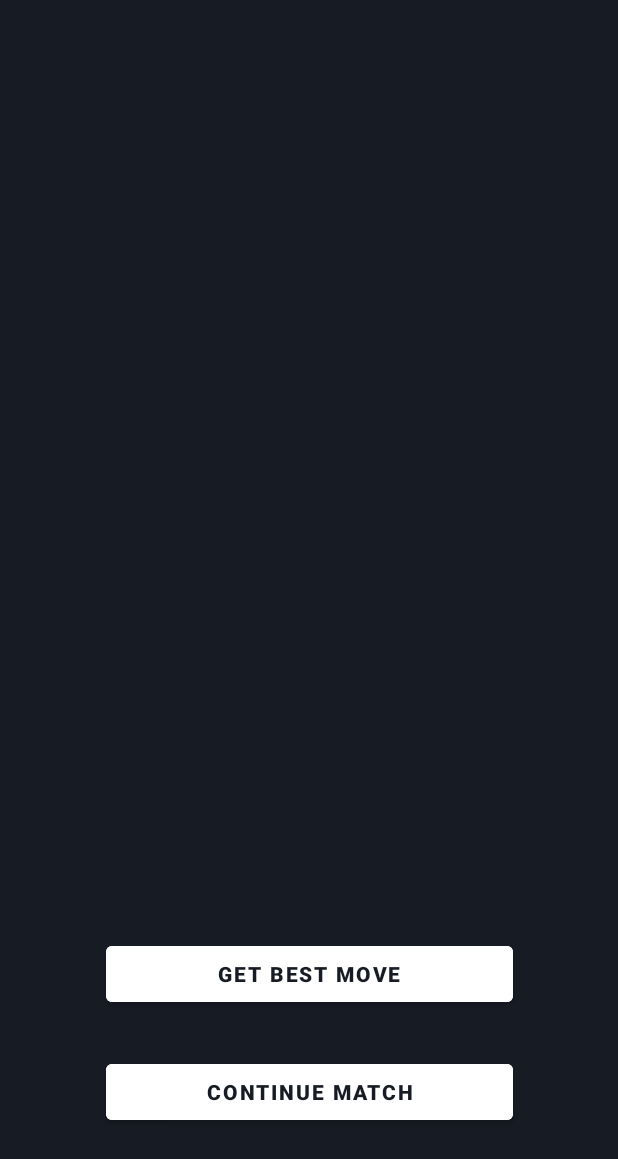
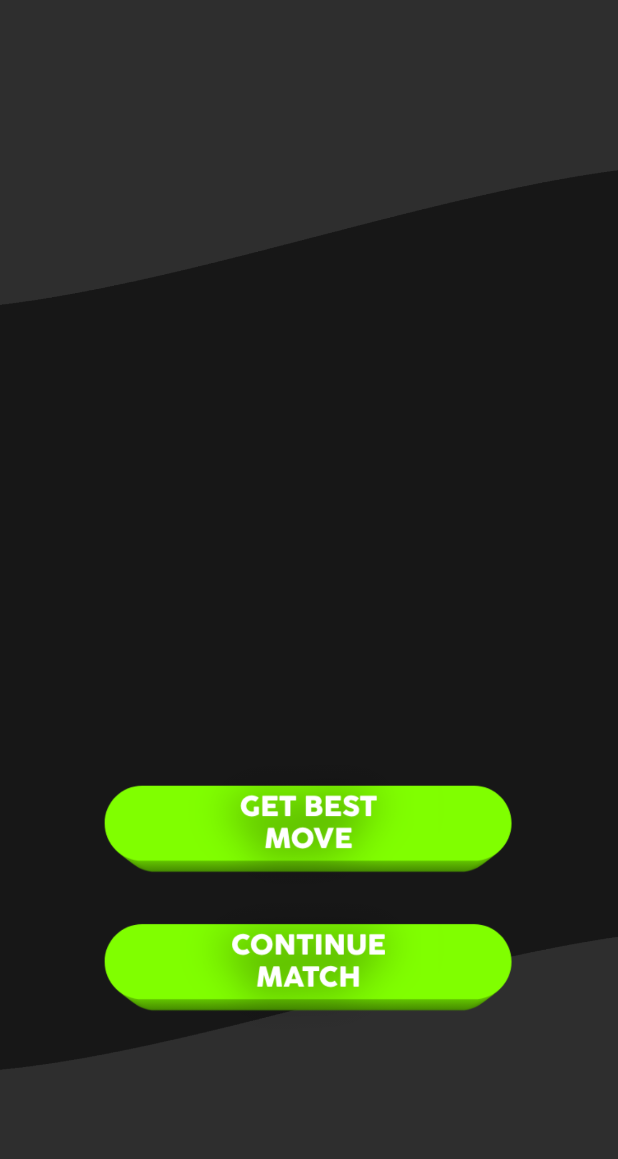
Before and after one commit to Gabrocecco/photoChess, an Android app: the AnalyzeActivity screen opened directly, with no data from a screen before it, on a phone screen of 412 x 824 dp. Shown: the top 1159 px of the screen. Run offline under Robolectric (Android 15) with nearby library versions, the phone set to English and light mode, and no system bars; libraries missing offline, so code that uses them is left out: com.chaquo.python; 5 statements that could not run were skipped.

Commit message:
Changed Design

```diff
--- a/PhotoChess/app/src/main/java/com/example/photochess/AnalyzeActivity.java
+++ b/PhotoChess/app/src/main/java/com/example/photochess/AnalyzeActivity.java
@@ -25,7 +25,7 @@ import java.io.File;
 
 public class AnalyzeActivity extends AppCompatActivity {
 
-    Button nextMoveBtn;
+    ImageView nextMoveBtn;
     String fen = "rnbqkbnr/pp1ppppp/8/2p5/4P3/5N2/PPPP1PPP/RNBQKB1R b KQkq - 1 2";
     PyObject module;
     ImageView boardPhoto;
--- a/PhotoChess/app/src/main/java/com/example/photochess/MainActivity.java
+++ b/PhotoChess/app/src/main/java/com/example/photochess/MainActivity.java
@@ -8,6 +8,7 @@ import android.os.Build;
 import android.os.Bundle;
 import android.view.View;
 import android.widget.Button;
+import android.widget.ImageView;
 
 import com.chaquo.python.PyObject;
 import com.chaquo.python.Python;
@@ -27,7 +28,7 @@ public class MainActivity extends AppCompatActivity {
             getWindow().setStatusBarColor(getColor(R.color.mycol));
         }
 
-        Button btn = (Button)findViewById(R.id.photoButton);
+        ImageView btn = (ImageView) findViewById(R.id.photoButton);
 
         btn.setOnClickListener(new View.OnClickListener() {
             @Override
--- a/PhotoChess/app/src/main/res/layout/activity_analyze.xml
+++ b/PhotoChess/app/src/main/res/layout/activity_analyze.xml
@@ -4,8 +4,7 @@
     xmlns:tools="http://schemas.android.com/tools"
     android:layout_width="match_parent"
     android:layout_height="match_parent"
-    android:background="@color/mycol"
-    android:backgroundTint="@color/mycol"
+    android:background="@drawable/blankwallpaper"
     tools:context=".AnalyzeActivity">
 
     <ImageView
@@ -19,32 +18,28 @@
         app:layout_constraintTop_toTopOf="parent"
         app:layout_constraintVertical_bias="0.184" />
 
-    <Button
+    <ImageView
         android:id="@+id/bmoveBtn"
-        android:layout_width="271dp"
-        android:layout_height="49dp"
-        android:backgroundTint="@color/white"
-        android:text="Get best move"
-        android:textColor="@color/mycol"
-        android:textStyle="bold"
+        android:layout_width="274dp"
+        android:layout_height="387dp"
+        android:src="@drawable/bestmovebutton"
         app:layout_constraintBottom_toBottomOf="parent"
         app:layout_constraintEnd_toEndOf="parent"
+        app:layout_constraintHorizontal_bias="0.496"
         app:layout_constraintStart_toStartOf="parent"
         app:layout_constraintTop_toTopOf="parent"
-        app:layout_constraintVertical_bias="0.806" />
+        app:layout_constraintVertical_bias="0.814" />
 
-    <Button
+    <ImageView
         android:id="@+id/cmatchBtn"
-        android:layout_width="271dp"
-        android:layout_height="49dp"
-        android:backgroundTint="@color/white"
-        android:text="Continue Match"
-        android:textColor="@color/mycol"
-        android:textStyle="bold"
+        android:layout_width="274dp"
+        android:layout_height="284dp"
+        android:src="@drawable/continuematchbutton"
         app:layout_constraintBottom_toBottomOf="parent"
         app:layout_constraintEnd_toEndOf="parent"
+        app:layout_constraintHorizontal_bias="0.496"
         app:layout_constraintStart_toStartOf="parent"
         app:layout_constraintTop_toTopOf="parent"
-        app:layout_constraintVertical_bias="0.908" />
+        app:layout_constraintVertical_bias="0.925" />
 
 </androidx.constraintlayout.widget.ConstraintLayout>
--- a/PhotoChess/app/src/main/res/values/colors.xml
+++ b/PhotoChess/app/src/main/res/values/colors.xml
@@ -7,5 +7,5 @@
     <color name="teal_700">#FF018786</color>
     <color name="black">#FF000000</color>
     <color name="white">#FFFFFFFF</color>
-    <color name="mycol">#171b24</color>
+    <color name="mycol">#2e2e2e</color>
 </resources>
```
Also changed, not shown: PhotoChess/app/src/main/res/layout/activity_main.xml (+6 -9 lines), PhotoChess/app/src/main/res/drawable/bestmovebutton.png (added), PhotoChess/app/src/main/res/drawable/blankwallpaper.png (added), PhotoChess/app/src/main/res/drawable/camerabuttonicon.png, PhotoChess/app/src/main/res/drawable/catchbutton.png (added), PhotoChess/app/src/main/res/drawable/continuematchbutton.png (added), PhotoChess/app/src/main/res/drawable/sfondoapp2.png (added), PhotoChess/app/src/main/res/drawable/undobtn.png, PhotoChess/app/src/main/res/drawable/usebtn.png, 1 other file.
